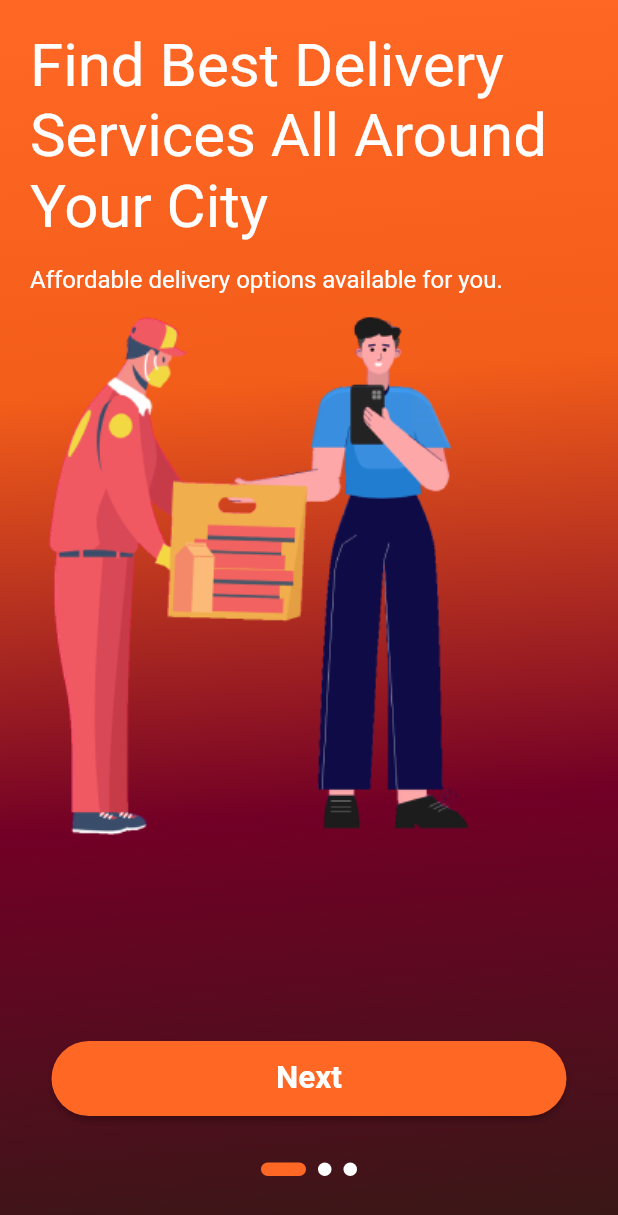
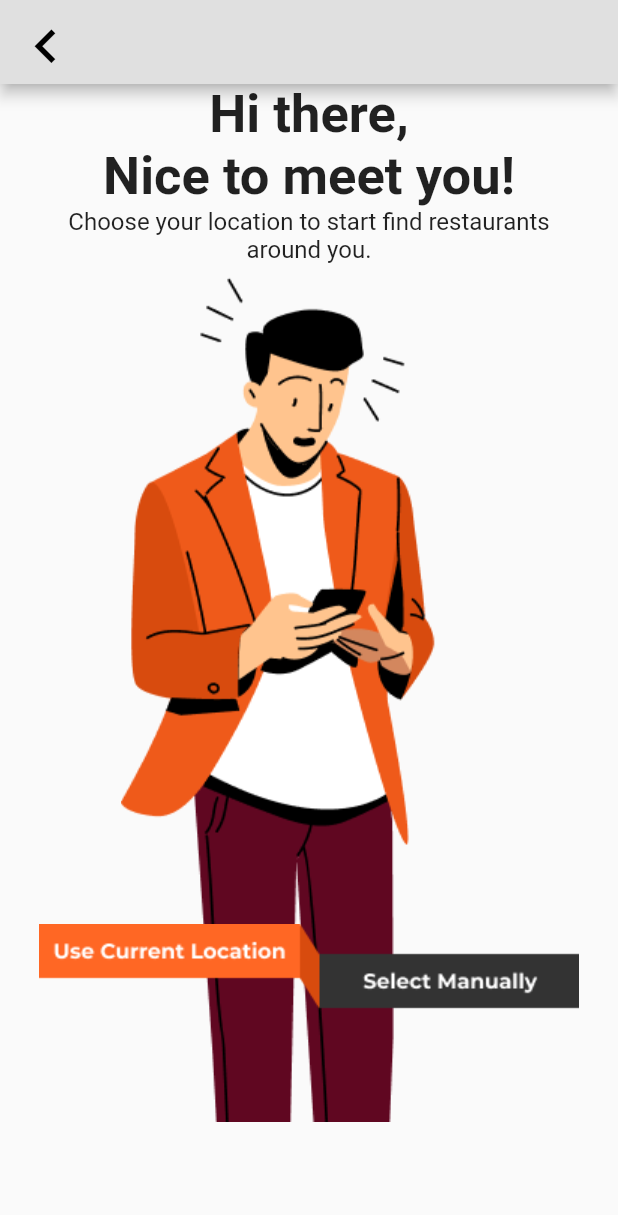
Before and after one commit to ChandraChaan/apna_chotu_app, a Flutter app: the screen it shows after launch, on a phone screen of 412 x 824 dp. Shown: the top 1215 px of the screen. Run offline on Flutter 3.47's test engine with Material 2 defaults, Android fonts, the phone set to English and light mode, and no system bars; drawn by our look-alikes of dots_indicator; our stand-ins replace bloc, flutter_bloc.

Commit message:
LocatiScreen added

```diff
--- a/lib/main.dart
+++ b/lib/main.dart
@@ -1,6 +1,5 @@
-import 'package:apna_chotu_app/presentation/blocs/login_bloc.dart';
 import 'package:apna_chotu_app/presentation/cubits/login_cubit.dart';
-import 'package:apna_chotu_app/presentation/screens/intro_screen.dart';
+import 'package:apna_chotu_app/presentation/screens/location_screen.dart';
 import 'package:flutter/material.dart';
 import 'package:flutter_bloc/flutter_bloc.dart';
 
@@ -23,7 +22,7 @@ class MyApp extends StatelessWidget {
       ),
       home: BlocProvider(
           create: (context) => LoginCubit(),
-          child: const IntroductionScreen()),
+          child:  LocationScreen()),
     );
   }
 }
--- /dev/null
+++ b/lib/presentation/screens/location_screen.dart
@@ -0,0 +1,71 @@
+import 'package:apna_chotu_app/presentation/screens/select_location.dart';
+import 'package:flutter/material.dart';
+
+class LocationScreen extends StatefulWidget {
+  const LocationScreen({super.key});
+
+  @override
+  State<LocationScreen> createState() => _LocationScreenState();
+}
+
+class _LocationScreenState extends State<LocationScreen> {
+  @override
+  Widget build(BuildContext context) {
+    return Scaffold(
+      appBar: AppBar(
+        backgroundColor: Colors.grey.shade300,
+        leading: IconButton(
+          icon: Icon(Icons.chevron_left, color: Colors.black, size: 45),
+          onPressed: () {
+            Navigator.of(context).pop();
+          },
+        ),
+      ),
+      body: Column(
+        children: [
+          Text(
+            "Hi there,\nNice to meet you!",
+            textAlign: TextAlign.center,
+            style: Theme.of(context)
+                .textTheme
+                .bodyLarge
+                ?.copyWith(fontSize: 35, fontWeight: FontWeight.bold),
+          ),
+          Center(
+            child: Text(
+              "Choose your location to start find restaurants\naround you.",
+              textAlign: TextAlign.center,
+              style: Theme.of(context)
+                  .textTheme
+                  .bodyMedium
+                  ?.copyWith(fontSize: 16, fontWeight: FontWeight.w400),
+            ),
+          ),
+          Stack(children: [
+            Center(child: Image.asset("assets/images/Isolation_Mode.png")),
+            Positioned.fill(
+                child: Align(
+                    alignment: Alignment.center,
+                    child: Padding(
+                      padding: const EdgeInsets.only(top: 440),
+                      child: Column(
+                        children: [
+                          GestureDetector(
+                              onTap: () {
+                                Navigator.push(
+                                    context,
+                                    MaterialPageRoute(
+                                        builder: (cntext) =>
+                                            CurrentLocation()));
+                              },
+                              child: Image.asset(
+                                  "assets/images/use_location.png")),
+                        ],
+                      ),
+                    )))
+          ])
+        ],
+      ),
+    );
+  }
+}
--- /dev/null
+++ b/lib/presentation/screens/select_location.dart
@@ -0,0 +1,15 @@
+import 'package:flutter/material.dart';
+
+class CurrentLocation extends StatefulWidget {
+  const CurrentLocation({super.key});
+
+  @override
+  State<CurrentLocation> createState() => _CurrentLocationState();
+}
+
+class _CurrentLocationState extends State<CurrentLocation> {
+  @override
+  Widget build(BuildContext context) {
+    return Scaffold();
+  }
+}
```
Also changed, not shown: assets/images/Isolation_Mode.png (added), assets/images/use_location.png (added), pubspec.lock.
